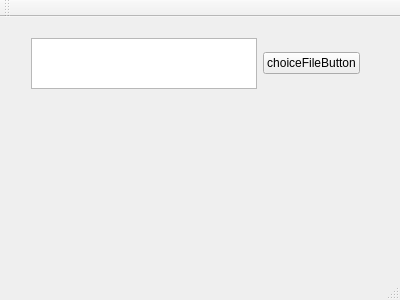
Qt form mainwindow.ui (11494032/qt-demo) before a commit.
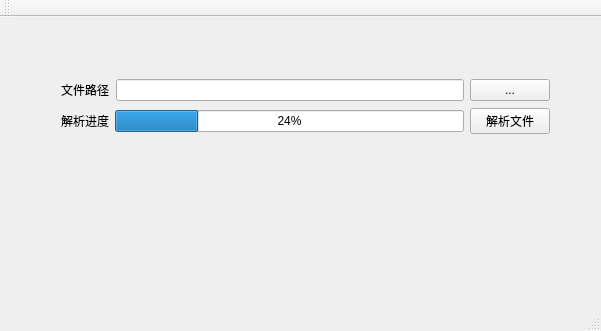
The same form after that commit.

Commit message: * 修改界面

```diff
--- a/mainwindow.ui
+++ b/mainwindow.ui
@@ -6,8 +6,8 @@
    <rect>
     <x>0</x>
     <y>0</y>
-    <width>400</width>
-    <height>300</height>
+    <width>601</width>
+    <height>331</height>
    </rect>
   </property>
   <property name="windowTitle">
@@ -17,30 +17,58 @@
    <widget class="QWidget" name="horizontalLayoutWidget">
     <property name="geometry">
      <rect>
-      <x>20</x>
-      <y>10</y>
-      <width>351</width>
-      <height>73</height>
+      <x>50</x>
+      <y>50</y>
+      <width>511</width>
+      <height>80</height>
      </rect>
     </property>
-    <layout class="QHBoxLayout" name="horizontalLayout">
+    <layout class="QVBoxLayout" name="verticalLayout">
      <item>
-      <widget class="QTextEdit" name="fineNametextEdit">
-       <property name="html">
-        <string>&lt;!DOCTYPE HTML PUBLIC &quot;-//W3C//DTD HTML 4.0//EN&quot; &quot;http://www.w3.org/TR/REC-html40/strict.dtd&quot;&gt;
-&lt;html&gt;&lt;head&gt;&lt;meta name=&quot;qrichtext&quot; content=&quot;1&quot; /&gt;&lt;style type=&quot;text/css&quot;&gt;
-p, li { white-space: pre-wrap; }
-&lt;/style&gt;&lt;/head&gt;&lt;body style=&quot; font-family:'SimSun'; font-size:9pt; font-weight:400; font-style:normal;&quot;&gt;
-&lt;p style=&quot;-qt-paragraph-type:empty; margin-top:0px; margin-bottom:0px; margin-left:0px; margin-right:0px; -qt-block-indent:0; text-indent:0px;&quot;&gt;&lt;br /&gt;&lt;/p&gt;&lt;/body&gt;&lt;/html&gt;</string>
-       </property>
-      </widget>
+      <layout class="QHBoxLayout" name="horizontalLayout">
+       <item>
+        <widget class="QLabel" name="label">
+         <property name="text">
+          <string>文件路径</string>
+         </property>
+        </widget>
+       </item>
+       <item>
+        <widget class="QLineEdit" name="fineNameLineEdit"/>
+       </item>
+       <item>
+        <widget class="QPushButton" name="choiceFileButton">
+         <property name="text">
+          <string>...</string>
+         </property>
+        </widget>
+       </item>
+      </layout>
      </item>
      <item>
-      <widget class="QPushButton" name="choiceFileButton">
-       <property name="text">
-        <string>choiceFileButton</string>
-       </property>
-      </widget>
+      <layout class="QHBoxLayout" name="horizontalLayout_2">
+       <item>
+        <widget class="QLabel" name="label_2">
+         <property name="text">
+          <string>解析进度</string>
+         </property>
+        </widget>
+       </item>
+       <item>
+        <widget class="QProgressBar" name="progressBar">
+         <property name="value">
+          <number>24</number>
+         </property>
+        </widget>
+       </item>
+       <item>
+        <widget class="QPushButton" name="pushButton">
+         <property name="text">
+          <string>解析文件</string>
+         </property>
+        </widget>
+       </item>
+      </layout>
      </item>
     </layout>
    </widget>
```
Left out of the diff: 4 changed lines with no effect on the pictures. The commit also changes 1 other file.
